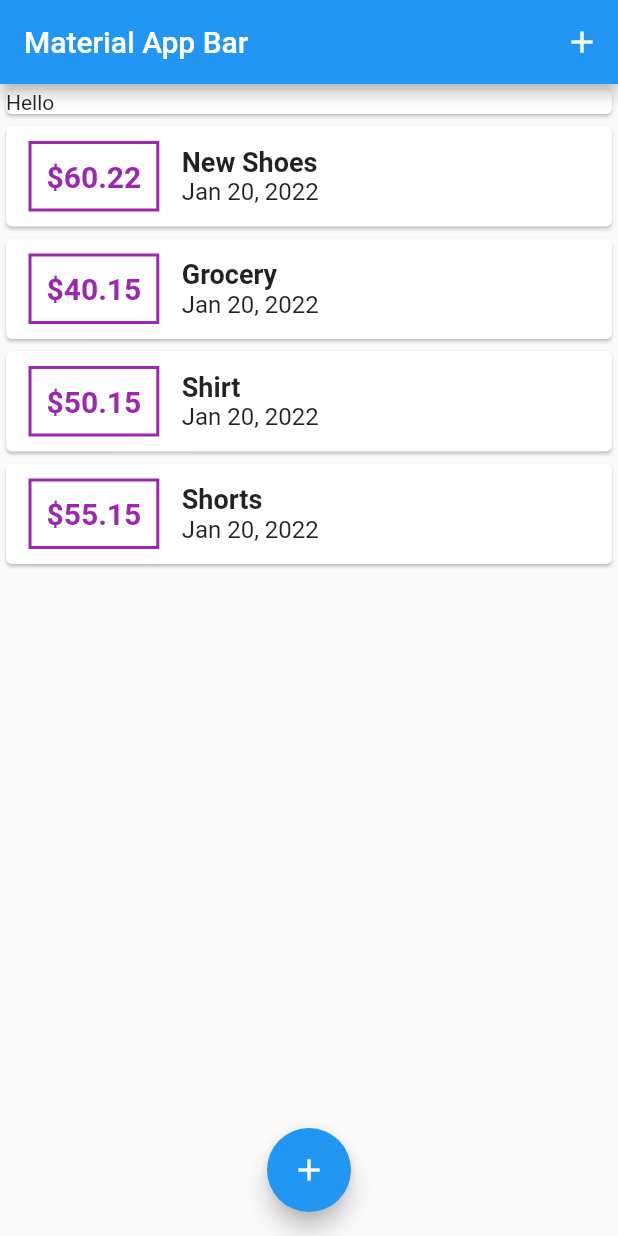
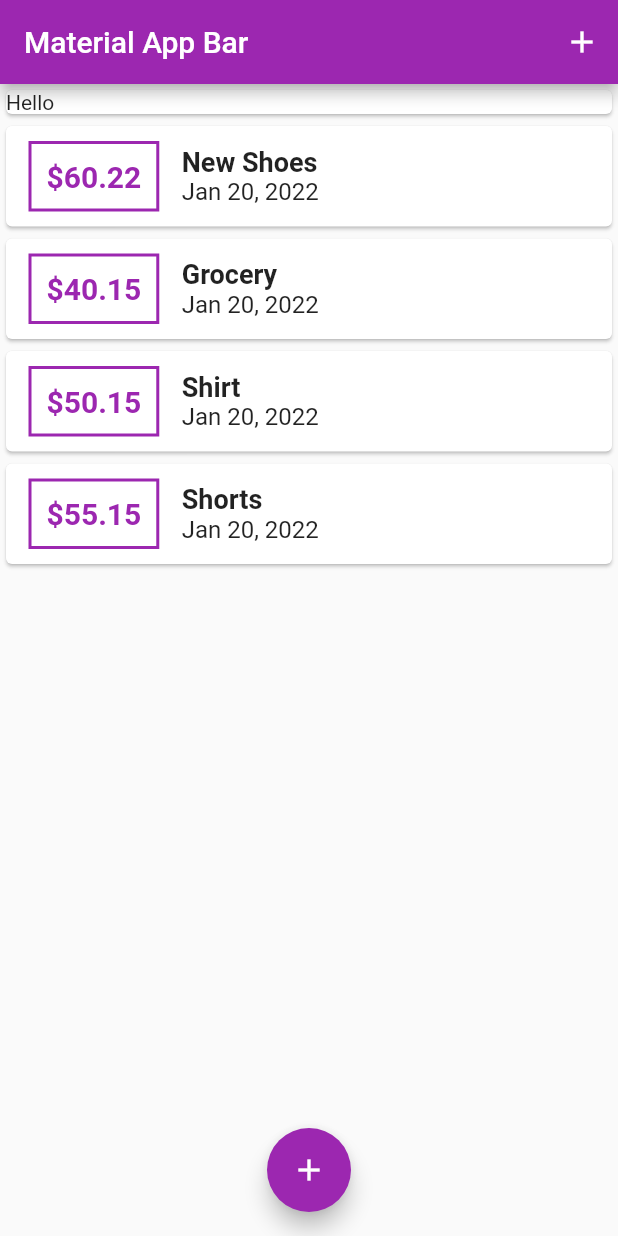
Before and after one commit to najmulmyself/Practice_App, a Flutter app: the screen it shows after launch, on a phone screen of 412 x 824 dp. Run offline on Flutter 3.47's test engine with Material 2 defaults, Android fonts, the phone set to English and light mode, and no system bars; our stand-ins replace audioplayers; missing offline and left inert: dart:ffi.

Commit message:
themeData added

```diff
--- a/moneyfy/lib/main.dart
+++ b/moneyfy/lib/main.dart
@@ -71,12 +71,18 @@ class _MyAppState extends State<MyApp> {
   @override
   Widget build(BuildContext context) {
     return MaterialApp(
+      theme: ThemeData(
+        primarySwatch: Colors.purple,
+        // colorScheme: ColorScheme(primary: , primaryVariant: primaryVariant, secondary: secondary, secondaryVariant: secondaryVariant, surface: surface, background: background, error: error, onPrimary: onPrimary, onSecondary: onSecondary, onSurface: onSurface, onBackground: onBackground, onError: onError, brightness: brightness),
+        accentColor: Colors.purple,
+      ),
       debugShowCheckedModeBanner: false,
       title: 'Material App',
       home: Builder(builder: (context) {
         // need to add builder for separate context.
         return Scaffold(
           appBar: AppBar(
+            backgroundColor: Theme.of(context).accentColor,
             title: Text('Material App Bar'),
             actions: [
               IconButton(
--- a/moneyfy/lib/widgets/transaction_list.dart
+++ b/moneyfy/lib/widgets/transaction_list.dart
@@ -25,7 +25,7 @@ class TransactionList extends StatelessWidget {
                   ),
                   decoration: BoxDecoration(
                     border: Border.all(
-                      color: Colors.purple,
+                      color: Theme.of(context).accentColor,
                       width: 2,
                     ),
                   ),
@@ -34,9 +34,10 @@ class TransactionList extends StatelessWidget {
                   child: Text(
                     '\$${transaction[index].amount.toStringAsFixed(2)}',
                     style: TextStyle(
-                        fontWeight: FontWeight.bold,
-                        fontSize: 20,
-                        color: Colors.purple),
+                      fontWeight: FontWeight.bold,
+                      fontSize: 20,
+                      color: Theme.of(context).accentColor,
+                    ),
                   ),
                   // ),
                 ),
```
